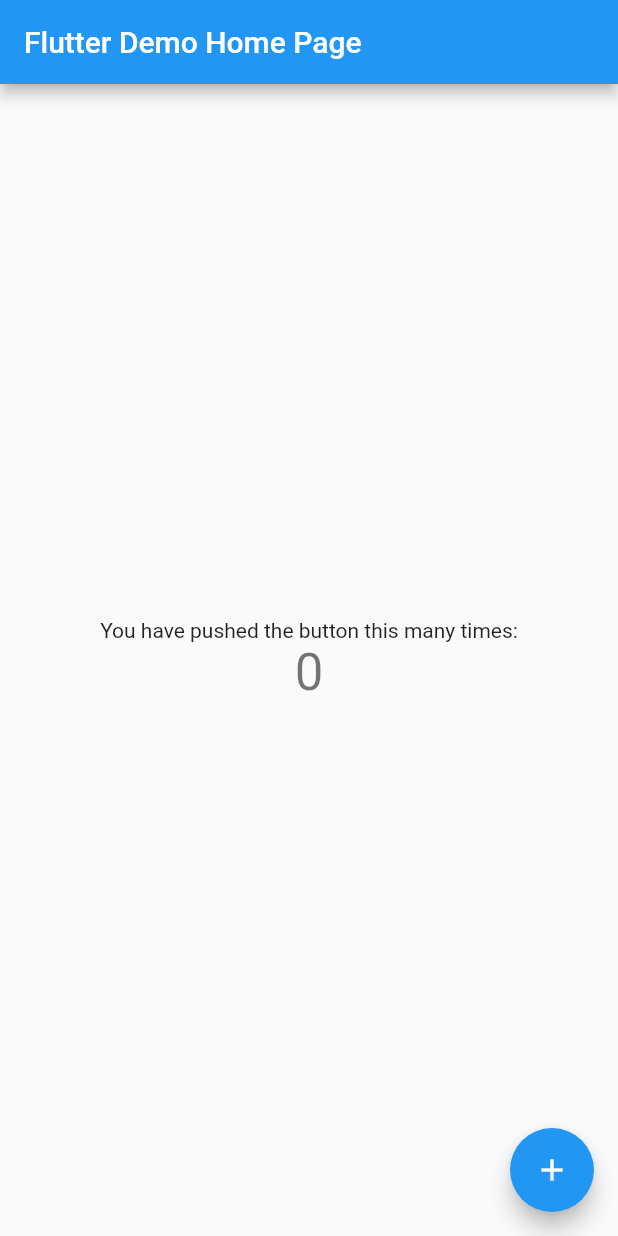
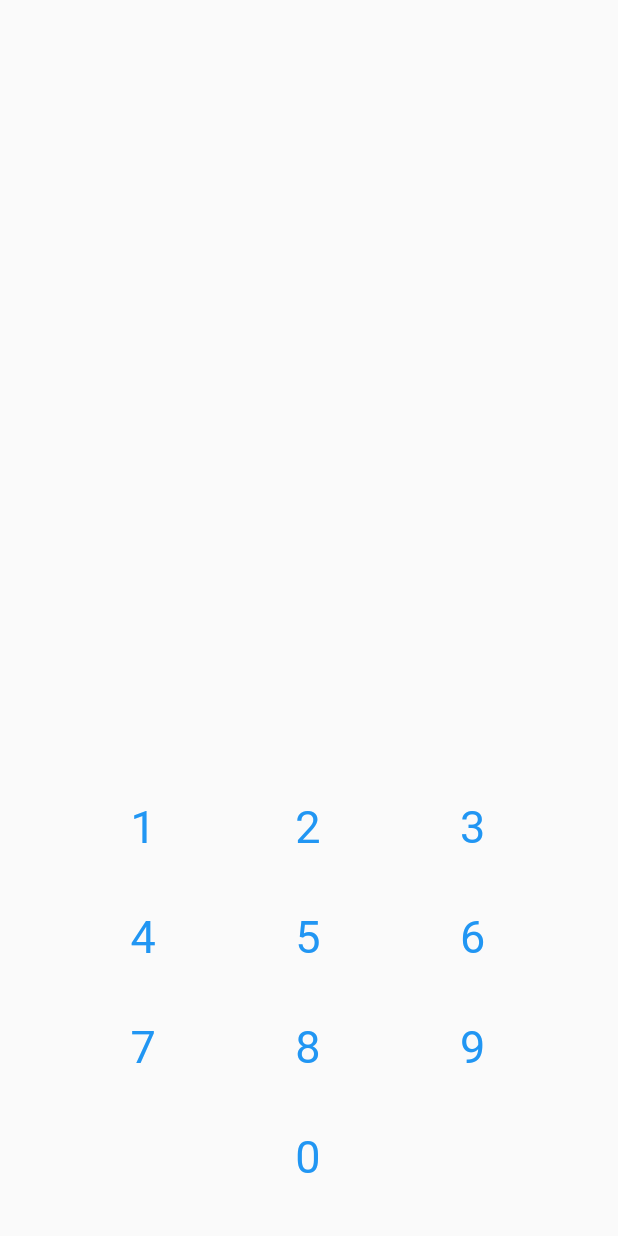
Before and after one commit to Ishokov-Dzhafar/books, a Flutter app: the screen it shows after launch, on a phone screen of 412 x 824 dp. Run offline on Flutter 3.47's test engine with Material 2 defaults, Android fonts, the phone set to English and light mode, and no system bars; our stand-ins replace rxdart.

Commit message:
keyboard

```diff
--- a/lib/main.dart
+++ b/lib/main.dart
@@ -1,4 +1,5 @@
 import 'package:flutter/material.dart';
+import 'ui/passcode_screen.dart';
 
 void main() => runApp(MyApp());
 
@@ -7,11 +8,39 @@ class MyApp extends StatelessWidget {
   Widget build(BuildContext context) {
     return MaterialApp(
       title: 'Flutter Demo',
+      debugShowCheckedModeBanner: false,
       theme: ThemeData(
+        backgroundColor: Colors.black,
+        primarySwatch: Colors.blue,
+        highlightColor: Colors.black.withOpacity(0.1),
+        textTheme: TextTheme(
+          subtitle: TextStyle(color: Colors.black, fontSize: 18.0),
+          overline: TextStyle(color: Colors.black),
+          body1: TextStyle(color: Colors.black),
+          body2: TextStyle(color: Colors.black),
+          button: TextStyle(color: Colors.blue,
+            letterSpacing: 1.5,
+            fontWeight: FontWeight.normal,
+            fontSize: 20.0,
+          ),
+          caption: TextStyle(color: Colors.black),
+          display1: TextStyle(color: Colors.black),
+          display2: TextStyle(color: Colors.black),
+          display3: TextStyle(color: Colors.black),
+          display4: TextStyle(color: Colors.black),
+          headline: TextStyle(color: Colors.black),
+          subhead: TextStyle(
+              color: Colors.black,
+              fontSize: 16.0),
+          title: TextStyle(color: Colors.white,
+              fontSize: 20.0,
+              fontStyle: FontStyle.normal,
+              fontWeight: FontWeight.normal
+          ),
+        ),
+      ),
 
-        primarySwatch: Colors.blue,
-      ),
-      home: MyHomePage(title: 'Flutter Demo Home Page'),
+      home: PasscodeScreen(),
     );
   }
 }
--- a/lib/ui/components/numeric_keyboard.dart
+++ b/lib/ui/components/numeric_keyboard.dart
@@ -0,0 +1,45 @@
+import 'package:flutter/material.dart';
+
+///Numeric keyboard for passcode screen
+class NumericKeyboard extends StatefulWidget {
+  ///Callback function for pressed keyboard button
+  final Function(int number) onPressedBtn;
+
+  NumericKeyboard({@required this.onPressedBtn});
+
+  @override
+  _NumericKeyboardState createState() => _NumericKeyboardState();
+}
+
+class _NumericKeyboardState extends State<NumericKeyboard> {
+  @override
+  Widget build(BuildContext context) {
+    return Container(
+      //height: MediaQuery.of(context).size.height*(3/5),
+      width: MediaQuery.of(context).size.width*(4/5),
+      margin: EdgeInsets.all(16.0),
+      child: GridView.count(
+        childAspectRatio: 1.5,
+        shrinkWrap: true,
+        crossAxisCount: 3,
+        physics: NeverScrollableScrollPhysics(),
+        children: List.generate(12, (index) {
+          if(index == 9 || index == 11) return Container();
+          index == 10 ? index = 0 : index++;
+          return Container(
+            margin: EdgeInsets.symmetric(vertical: 8.0),
+            child: RawMaterialButton(
+              onHighlightChanged: (_) {},
+              highlightColor: Theme.of(context).primaryColor,
+              shape: CircleBorder(),
+              onPressed: widget.onPressedBtn(index),
+              child: Text(index.toString(), textAlign: TextAlign.center,
+                style: Theme.of(context).textTheme.button.copyWith(fontSize: 30.0),
+              ),
+            ),
+          );
+        }),
+      ),
+    );
+  }
+}
--- a/lib/ui/passcode_screen.dart
+++ b/lib/ui/passcode_screen.dart
@@ -0,0 +1,30 @@
+import 'package:flutter/material.dart';
+import 'components/numeric_keyboard.dart';
+
+
+class PasscodeScreen extends StatefulWidget {
+  ///Route name for Navigator
+  static const String routeName = '/quickAccessPassword';
+  @override
+  _PasscodeScreenState createState() => _PasscodeScreenState();
+}
+
+class _PasscodeScreenState extends State<PasscodeScreen> {
+  @override
+  Widget build(BuildContext context) {
+    return Scaffold(
+      body: Container(
+        alignment: Alignment.bottomCenter,
+        //padding: EdgeInsets.fromLTRB(30.0, 0.0, 30.0, 16.0),
+        child: Column(
+          mainAxisSize: MainAxisSize.min,
+          children: [
+            NumericKeyboard(onPressedBtn: (number) {
+              print('PRESSED $number');
+            },),
+          ],
+        ),
+      ),
+    );
+  }
+}
--- a/lib/view__model/passcode_vm.dart
+++ b/lib/view__model/passcode_vm.dart
@@ -0,0 +1,36 @@
+import 'package:rxdart/rxdart.dart';
+
+import 'vm_base.dart';
+
+///ViewModel for PassCodeScreen
+class PasscodeVM extends VMBase<PasscodeEvent> {
+
+
+
+  PasscodeVM() {
+
+  }
+
+}
+
+class PasscodeUIData {
+  String passcode;
+  String repeatPasscode;
+
+  PasscodeUIData(this.passcode, this.repeatPasscode);
+
+  @override
+  bool operator ==(Object other) =>
+      identical(this, other) ||
+          other is PasscodeUIData &&
+              runtimeType == other.runtimeType &&
+              passcode == other.passcode &&
+              repeatPasscode == other.repeatPasscode;
+
+  @override
+  int get hashCode =>
+      passcode.hashCode ^
+      repeatPasscode.hashCode;
+}
+
+class PasscodeEvent {}
--- a/lib/view__model/vm_base.dart
+++ b/lib/view__model/vm_base.dart
@@ -0,0 +1,16 @@
+import 'dart:async';
+
+import 'package:rxdart/rxdart.dart';
+
+///Abstract class for Base View Model
+abstract class VMBase<T> {
+  final _controller = BehaviorSubject<T>();
+
+  StreamSink<T> get sink => _controller.sink;
+  Observable<T> get events => _controller.stream;
+
+  ///Dispose method for clearing all controllers
+  void dispose(){
+    _controller.close();
+  }
+}
--- a/pubspec.yaml
+++ b/pubspec.yaml
@@ -22,7 +22,10 @@ dependencies:
 
   # The following adds the Cupertino Icons font to your application.
   # Use with the CupertinoIcons class for iOS style icons.
-  cupertino_icons: ^0.1.2
+  cupertino_icons: 0.1.3
+  flutter_secure_storage: 3.3.1+1
+  http: 0.12.0+4
+  rxdart: 0.22.6
 
 dev_dependencies:
   flutter_test:
```
Also changed, not shown: pubspec.lock (deleted), 3 other files.
